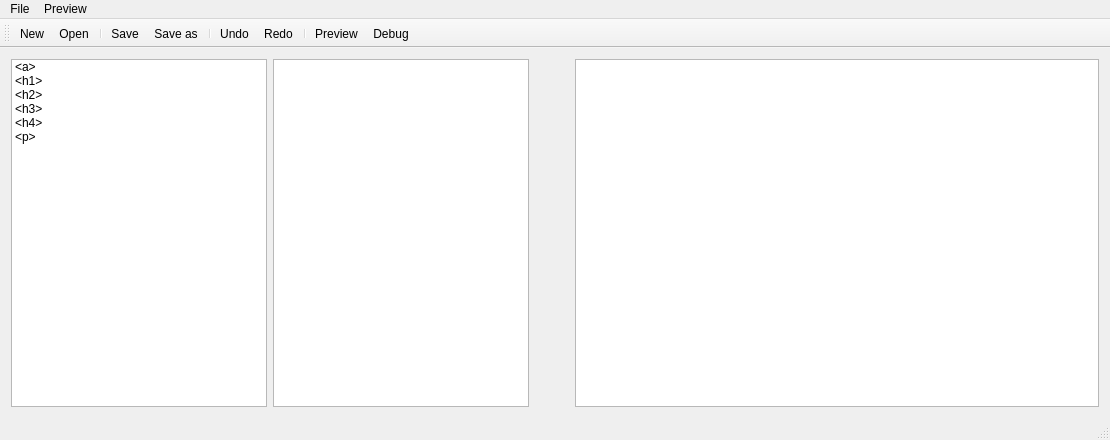
First picture: the form in mainwindow.ui, repository r3sPawN/HTMLGen, before the edit.
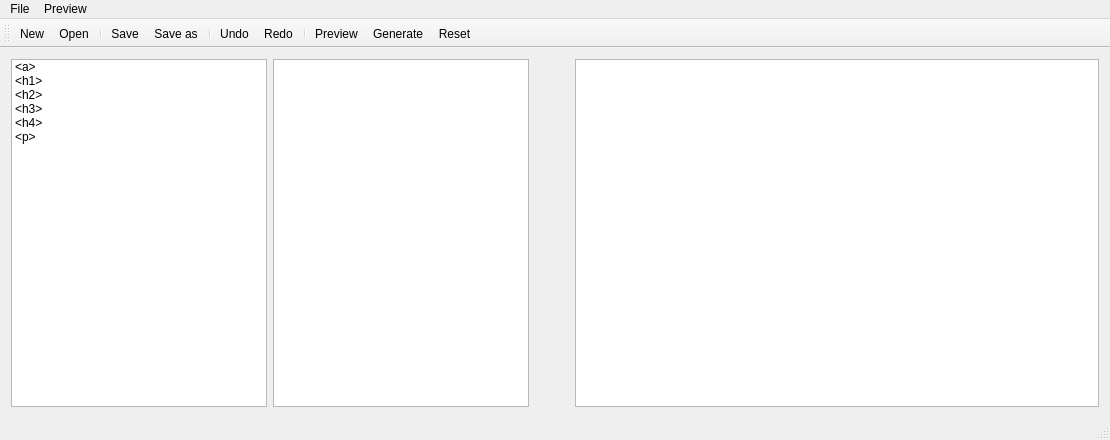
Second picture: the form after the edit. Icons and pictures are not drawn.

Commit message: Fixed storage of elements in htmlstore. Now properly returns all of the added elements. Added generate and reset buttons. Still no idea how to do elements, but worth checking out QListWidgetItem::data()

What changed in the file:
```diff
--- a/mainwindow.ui
+++ b/mainwindow.ui
@@ -170,7 +170,8 @@
    <addaction name="actionRedo"/>
    <addaction name="separator"/>
    <addaction name="actionPreview"/>
-   <addaction name="actionDebug"/>
+   <addaction name="actionGenerate"/>
+   <addaction name="actionReset"/>
   </widget>
   <widget class="QStatusBar" name="statusBar"/>
   <action name="actionNew">
@@ -239,9 +240,14 @@
     <string>Save as</string>
    </property>
   </action>
-  <action name="actionDebug">
+  <action name="actionGenerate">
    <property name="text">
-    <string>Debug</string>
+    <string>Generate</string>
+   </property>
+  </action>
+  <action name="actionReset">
+   <property name="text">
+    <string>Reset</string>
    </property>
   </action>
  </widget>
```
The commit also changes 5 other files.
